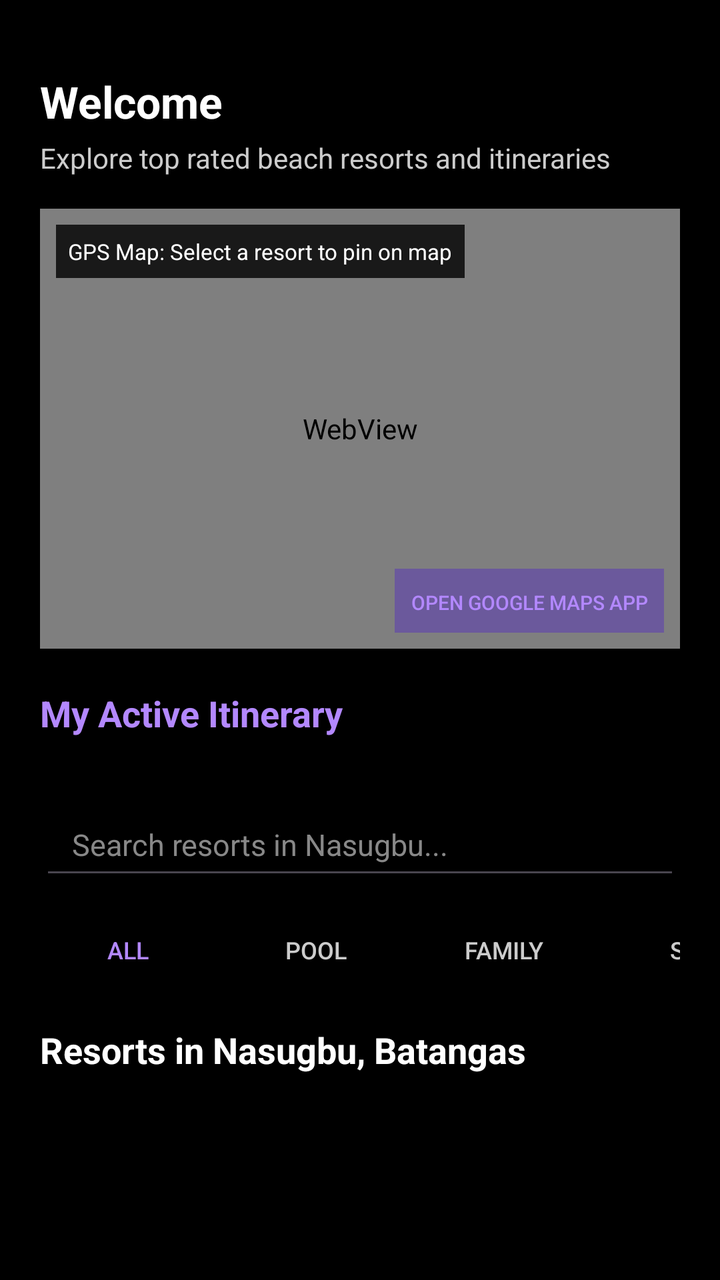
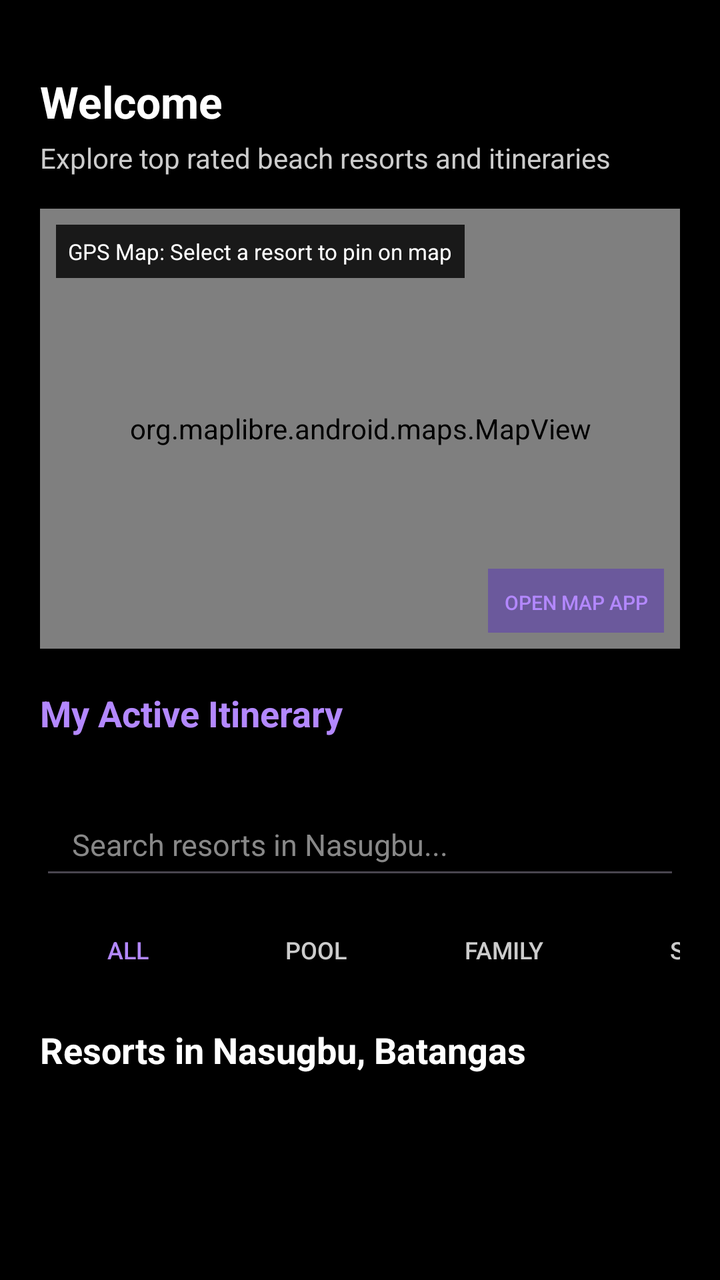

The first picture is an Android layout as it rendered before a commit; the second is the same layout after the commit. The layout source and the unified diff follow.
<!-- AndroidManifest.xml: application theme Theme.TDIP -->
<!-- res/layout/activity_mainscreen.xml -->
<?xml version="1.0" encoding="utf-8"?>
<ScrollView xmlns:android="http://schemas.android.com/apk/res/android"
    xmlns:app="http://schemas.android.com/apk/res-auto"
    xmlns:tools="http://schemas.android.com/tools"
    android:id="@+id/main"
    android:layout_width="match_parent"
    android:layout_height="match_parent"
    android:background="@color/black"
    android:fillViewport="true"
    tools:context=".Mainscreen">

    <androidx.constraintlayout.widget.ConstraintLayout
        android:layout_width="match_parent"
        android:layout_height="wrap_content"
        android:padding="20dp">

        <TextView
            android:id="@+id/greeting_title"
            android:layout_width="0dp"
            android:layout_height="wrap_content"
            android:layout_marginTop="16dp"
            android:text="Welcome"
            android:textColor="@color/white"
            android:textSize="22sp"
            android:textStyle="bold"
            app:layout_constraintEnd_toEndOf="parent"
            app:layout_constraintStart_toStartOf="parent"
            app:layout_constraintTop_toTopOf="parent" />

        <TextView
            android:id="@+id/greeting_subtitle"
            android:layout_width="0dp"
            android:layout_height="wrap_content"
            android:layout_marginTop="4dp"
            android:text="Explore top rated beach resorts and itineraries"
            android:textColor="#CCCCCC"
            android:textSize="14sp"
            app:layout_constraintEnd_toEndOf="parent"
            app:layout_constraintStart_toStartOf="parent"
            app:layout_constraintTop_toBottomOf="@+id/greeting_title" />

        
        <FrameLayout
            android:id="@+id/map_container"
            android:layout_width="0dp"
            android:layout_height="220dp"
            android:layout_marginTop="16dp"
            android:background="#222222"
            app:layout_constraintEnd_toEndOf="parent"
            app:layout_constraintStart_toStartOf="parent"
            app:layout_constraintTop_toBottomOf="@+id/greeting_subtitle">

            <WebView
                android:id="@+id/map_web_view"
                android:layout_width="match_parent"
                android:layout_height="match_parent" />

            <TextView
                android:id="@+id/tv_map_overlay"
                android:layout_width="wrap_content"
                android:layout_height="wrap_content"
                android:layout_gravity="top|start"
                android:layout_margin="8dp"
                android:background="#CC000000"
                android:padding="6dp"
                android:text="GPS Map: Select a resort to pin on map"
                android:textColor="@color/white"
                android:textSize="11sp" />

            <Button
                android:id="@+id/btn_open_google_maps"
                style="@style/Widget.AppCompat.Button.Borderless"
                android:layout_width="wrap_content"
                android:layout_height="32dp"
                android:layout_gravity="bottom|end"
                android:layout_margin="8dp"
                android:background="#CC000000"
                android:paddingHorizontal="8dp"
                android:text="Open Google Maps App"
                android:textColor="#B388FF"
                android:textSize="10sp" />

        </FrameLayout>

        
        <TextView
            android:id="@+id/itinerary_section_title"
            android:layout_width="wrap_content"
            android:layout_height="wrap_content"
            android:layout_marginTop="20dp"
            android:text="My Active Itinerary"
            android:textColor="#B388FF"
            android:textSize="18sp"
            android:textStyle="bold"
            app:layout_constraintStart_toStartOf="parent"
            app:layout_constraintTop_toBottomOf="@+id/map_container" />

        <LinearLayout
            android:id="@+id/itinerary_list_container"
            android:layout_width="0dp"
            android:layout_height="wrap_content"
            android:layout_marginTop="8dp"
            android:orientation="vertical"
            app:layout_constraintEnd_toEndOf="parent"
            app:layout_constraintStart_toStartOf="parent"
            app:layout_constraintTop_toBottomOf="@+id/itinerary_section_title" />

        <EditText
            android:id="@+id/search_edit_text"
            android:layout_width="0dp"
            android:layout_height="48dp"
            android:layout_marginTop="20dp"
            android:hint="Search resorts in Nasugbu..."
            android:inputType="text"
            android:paddingHorizontal="16dp"
            android:textColor="@color/white"
            android:textColorHint="#888888"
            android:textSize="15sp"
            app:layout_constraintEnd_toEndOf="parent"
            app:layout_constraintStart_toStartOf="parent"
            app:layout_constraintTop_toBottomOf="@+id/itinerary_list_container" />

        <HorizontalScrollView
            android:id="@+id/filter_scroll_view"
            android:layout_width="0dp"
            android:layout_height="wrap_content"
            android:layout_marginTop="12dp"
            android:scrollbars="none"
            app:layout_constraintEnd_toEndOf="parent"
            app:layout_constraintStart_toStartOf="parent"
            app:layout_constraintTop_toBottomOf="@+id/search_edit_text">

            <LinearLayout
                android:layout_width="wrap_content"
                android:layout_height="wrap_content"
                android:orientation="horizontal">

                <Button
                    android:id="@+id/chip_all"
                    style="@style/Widget.AppCompat.Button.Borderless"
                    android:layout_width="wrap_content"
                    android:layout_height="36dp"
                    android:layout_marginEnd="6dp"
                    android:text="All"
                    android:textColor="#B388FF"
                    android:textSize="12sp" />

                <Button
                    android:id="@+id/chip_pool"
                    style="@style/Widget.AppCompat.Button.Borderless"
                    android:layout_width="wrap_content"
                    android:layout_height="36dp"
                    android:layout_marginEnd="6dp"
                    android:text="Pool"
                    android:textColor="#CCCCCC"
                    android:textSize="12sp" />

                <Button
                    android:id="@+id/chip_family"
                    style="@style/Widget.AppCompat.Button.Borderless"
                    android:layout_width="wrap_content"
                    android:layout_height="36dp"
                    android:layout_marginEnd="6dp"
                    android:text="Family"
                    android:textColor="#CCCCCC"
                    android:textSize="12sp" />

                <Button
                    android:id="@+id/chip_spa"
                    style="@style/Widget.AppCompat.Button.Borderless"
                    android:layout_width="wrap_content"
                    android:layout_height="36dp"
                    android:layout_marginEnd="6dp"
                    android:text="Spa"
                    android:textColor="#CCCCCC"
                    android:textSize="12sp" />

                <Button
                    android:id="@+id/chip_wifi"
                    style="@style/Widget.AppCompat.Button.Borderless"
                    android:layout_width="wrap_content"
                    android:layout_height="36dp"
                    android:layout_marginEnd="6dp"
                    android:text="WiFi"
                    android:textColor="#CCCCCC"
                    android:textSize="12sp" />

                <Button
                    android:id="@+id/chip_budget"
                    style="@style/Widget.AppCompat.Button.Borderless"
                    android:layout_width="wrap_content"
                    android:layout_height="36dp"
                    android:text="Budget"
                    android:textColor="#CCCCCC"
                    android:textSize="12sp" />

            </LinearLayout>

        </HorizontalScrollView>

        <TextView
            android:id="@+id/resorts_section_title"
            android:layout_width="wrap_content"
            android:layout_height="wrap_content"
            android:layout_marginTop="20dp"
            android:text="Resorts in Nasugbu, Batangas"
            android:textColor="@color/white"
            android:textSize="18sp"
            android:textStyle="bold"
            app:layout_constraintStart_toStartOf="parent"
            app:layout_constraintTop_toBottomOf="@+id/filter_scroll_view" />

        <LinearLayout
            android:id="@+id/resorts_list_container"
            android:layout_width="0dp"
            android:layout_height="wrap_content"
            android:layout_marginTop="12dp"
            android:orientation="vertical"
            app:layout_constraintEnd_toEndOf="parent"
            app:layout_constraintStart_toStartOf="parent"
            app:layout_constraintTop_toBottomOf="@+id/resorts_section_title" />

    </androidx.constraintlayout.widget.ConstraintLayout>

</ScrollView>
<!-- resources referenced by this layout -->
<resources>
  <color name="black">#FF000000</color>
  <color name="white">#FFFFFFFF</color>
  <style name="Theme.TDIP" parent="Base.Theme.TDIP" />
  <style name="Base.Theme.TDIP" parent="Theme.Material3.DayNight.NoActionBar">
          
          
      </style>
</resources>

<!-- the commit's change to res/layout/activity_mainscreen.xml (unified diff, before → after) -->
@@ -50,8 +50,8 @@
             app:layout_constraintStart_toStartOf="parent"
             app:layout_constraintTop_toBottomOf="@+id/greeting_subtitle">
 
-            <WebView
-                android:id="@+id/map_web_view"
+            <org.maplibre.android.maps.MapView
+                android:id="@+id/mapView"
                 android:layout_width="match_parent"
                 android:layout_height="match_parent" />
 
@@ -76,7 +76,7 @@
                 android:layout_margin="8dp"
                 android:background="#CC000000"
                 android:paddingHorizontal="8dp"
-                android:text="Open Google Maps App"
+                android:text="Open Map App"
                 android:textColor="#B388FF"
                 android:textSize="10sp" />
 
@@ -110,6 +110,7 @@
             android:layout_width="0dp"
             android:layout_height="48dp"
             android:layout_marginTop="20dp"
+            android:autofillHints=""
             android:hint="Search resorts in Nasugbu..."
             android:inputType="text"
             android:paddingHorizontal="16dp"
